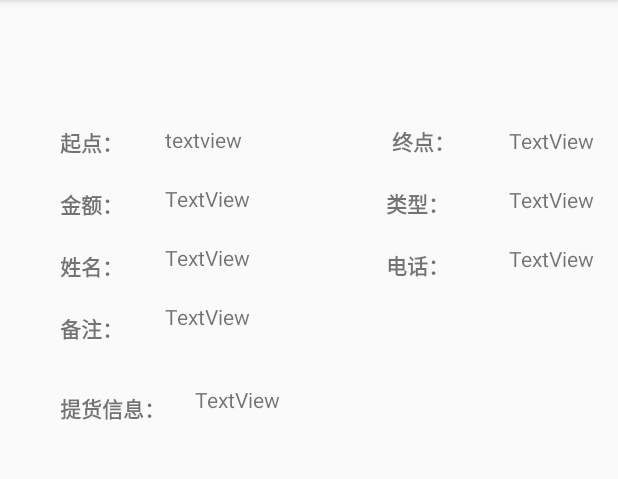
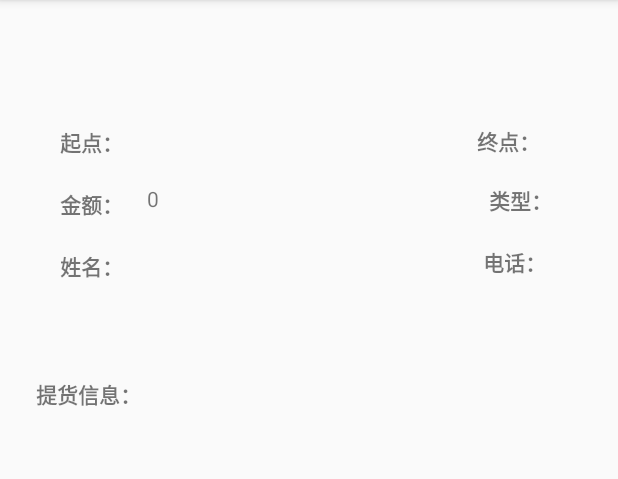
Before and after one commit to StellarL/Express, an Android app: the num6Activity screen opened directly, with no data from a screen before it, on a phone screen of 412 x 824 dp, the part 84-563 px from its top. Run offline under Robolectric (Android 15) with nearby library versions, the phone set to English and light mode, and no system bars; 3 statements that could not run were skipped.

Commit message:
lx (#13)

```diff
--- a/app/src/main/AndroidManifest.xml
+++ b/app/src/main/AndroidManifest.xml
@@ -23,7 +23,9 @@
         <activity android:name=".num5Activity" />
         <activity android:name=".num6Activity" />
         <activity android:name=".num7Activity" />
-        <activity android:name=".num8Activity" />
+        <activity android:name=".num8Activity" >
+
+        </activity>
         <activity android:name=".num9Activity" />
         <activity android:name=".num10Activity" />
         <activity android:name=".num11Activity" />
--- a/app/src/main/java/com/example/packageapp/AllOrdersAdapter.java
+++ b/app/src/main/java/com/example/packageapp/AllOrdersAdapter.java
@@ -70,7 +70,7 @@ public class AllOrdersAdapter extends BaseAdapter {
 
         final Order order = (Order)getItem(position);
         String startPlace = order.getStartPlace();
-        String endPlace = order.getStartPlace();
+        String endPlace = order.getEndPlace();
         int payment = order.getPayment();
         String type=  "";
         switch (order.getType()){
@@ -98,6 +98,7 @@ public class AllOrdersAdapter extends BaseAdapter {
                 builder.setPositiveButton("确定", new DialogInterface.OnClickListener() {
                     @Override
                     public void onClick(DialogInterface dialogInterface, int i) {
+
                         context.startActivity(new Intent(context,num6Activity.class).putExtra("id",order.get_id()).putExtra("username",username));
 
                     }
--- a/app/src/main/java/com/example/packageapp/DBUtil.java
+++ b/app/src/main/java/com/example/packageapp/DBUtil.java
@@ -17,6 +17,14 @@ public class DBUtil {
 
     public DBUtil(Context context,String dbname){
         sqLiteDatabase = context.openOrCreateDatabase(dbname,Context.MODE_PRIVATE,null);
+    }
+
+
+    //下单事件
+    public void insert(String username, String package_receive, String package_phone, String package_startPlace, String package_endPlace, int package_payment, int package_type, String package_info) {
+        String sql = "insert into order2(_id,order_id,order_name,order_phone,receive_id,receive_name,receive_phone,start_place,end_place,payment,type,state,info,finish)" +
+                "values ( null, ? , ? ,?,null,null,null,?,?,?,?,0,?,0)";
+        sqLiteDatabase.execSQL(sql,new Object[]{username,package_receive,package_phone,package_startPlace,package_endPlace,package_payment,package_type,package_info});
     }
 
     //查询未接单的所有订单
@@ -43,7 +51,7 @@ public class DBUtil {
 
     //根据订单id 查询 Order
     public Order queryById(int id) {
-        String sql = "select * from order1 where _id = ? ";
+        String sql = "select * from order2 where _id = ? ";
         Cursor c = sqLiteDatabase.rawQuery(sql, new String[]{String.valueOf(id)});
 
         Order order = new Order();
@@ -74,7 +82,9 @@ public class DBUtil {
             int state = c.getInt(c.getColumnIndex("state"));
             //取货信息
             String info = c.getString(c.getColumnIndex("info"));
-            order = new Order(_id,order_id,order_name,order_phone,receive_id,receive_name,receive_phone,start_place,end_place,payment,type,state,info);
+            //是否完成
+            String finish = c.getString(c.getColumnIndex("finish"));
+            order = new Order(_id,order_id,order_name,order_phone,receive_id,receive_name,receive_phone,start_place,end_place,payment,type,state,info,finish);
         }
         return order;
     }
@@ -83,8 +93,10 @@ public class DBUtil {
      * 用户点击接单 更新数据库 state = 1 receiveID receiveName receivePhone
      */
     public void updateStete(int id,String username) {
-        String sql = "update order1 set receive_id=?,state=1 where _id=?";
+        String sql = "update order2 set receive_id=?,state=1 where _id=?";
         sqLiteDatabase.execSQL(sql,new String[]{username,String.valueOf(id)});
         Log.e("updateStete", "updateStete: success" );
     }
+
+
 }
--- a/app/src/main/java/com/example/packageapp/num3Activity.java
+++ b/app/src/main/java/com/example/packageapp/num3Activity.java
@@ -1,6 +1,7 @@
 package com.example.packageapp;
 
 import android.app.FragmentManager;
+
 import android.content.Intent;
 import android.support.v7.app.AppCompatActivity;
 import android.os.Bundle;
@@ -13,6 +14,7 @@ import android.widget.Button;
 import com.ashokvarma.bottomnavigation.BottomNavigationBar;
 import com.ashokvarma.bottomnavigation.BottomNavigationItem;
 
+
 public class num3Activity extends AppCompatActivity implements BottomNavigationBar.OnTabSelectedListener{
 
     int lastSelectedPosition = 0;
@@ -20,6 +22,7 @@ public class num3Activity extends AppCompatActivity implements BottomNavigationB
     private MyFragment mMyFragment;
     private ScanFragment mScanFragment;
     private HomeFragment mHomeFragment;
+
 
 
     private BottomNavigationBar bottomNavigationBar;
@@ -58,6 +61,7 @@ public class num3Activity extends AppCompatActivity implements BottomNavigationB
                 startActivity(intent);
             }
         });
+
 
         /** 导航基础设置 包括按钮选中效果 导航栏背景色等 */
         bottomNavigationBar
@@ -135,6 +139,7 @@ public class num3Activity extends AppCompatActivity implements BottomNavigationB
 
         transaction.commit();// 事务提交
 
+
     }
 
     @Override
--- a/app/src/main/java/com/example/packageapp/num4Activity.java
+++ b/app/src/main/java/com/example/packageapp/num4Activity.java
@@ -41,7 +41,7 @@ public class num4Activity extends AppCompatActivity  {
         Intent intent = getIntent();
         //获取用户名
         username = intent.getStringExtra("username");
-
+        Log.e("num4Activity", "username : " + username );
         //初始化arrayList
         initData();
         allOrdersAdapter = new AllOrdersAdapter(num4Activity.this,arrayList,username);
@@ -55,7 +55,7 @@ public class num4Activity extends AppCompatActivity  {
      */
     private void initData() {
         Log.e("initDate", "initData: " );
-        dbUtil = new DBUtil(num4Activity.this,"order1");
+        dbUtil = new DBUtil(num4Activity.this,"express1.db");
         arrayList = dbUtil.queryAllState0();
     }
 
--- a/app/src/main/java/com/example/packageapp/num6Activity.java
+++ b/app/src/main/java/com/example/packageapp/num6Activity.java
@@ -6,25 +6,53 @@ import android.database.sqlite.SQLiteDatabase;
 import android.support.v7.app.AppCompatActivity;
 import android.os.Bundle;
 import android.util.Log;
+import android.widget.TextView;
 
 public class num6Activity extends AppCompatActivity {
 
     private DBUtil dbUtil;
+    private TextView start_place,end_place,payment,type,order_name,order_phone,info;
 
     @Override
     protected void onCreate(Bundle savedInstanceState) {
         super.onCreate(savedInstanceState);
         setContentView(R.layout.activity_num6);
 
+        start_place = findViewById(R.id.textView16);
+        end_place = findViewById(R.id.textView17);
+        payment = findViewById(R.id.textViewPayment);
+        type = findViewById(R.id.textView19);
+        order_name = findViewById(R.id.textView20);
+        order_phone = findViewById(R.id.textView21);
+        info = findViewById(R.id.textViewInfo);
+
         Intent intent = getIntent();
         //点单id
         int id = intent.getIntExtra("id",-1);
         String username  = intent.getStringExtra("username");
-        dbUtil = new DBUtil(num6Activity.this,"express.db");
+        dbUtil = new DBUtil(num6Activity.this,"express1.db");
         dbUtil.updateStete(id,username);
         Order order = dbUtil.queryById(id);
         Log.e("num6Activity", "onCreate: " + order.toString() );
-        //todo 将order中的内容写到界面
+        start_place.setText(order.getStartPlace());
+        end_place.setText(order.getEndPlace());
+        payment.setText(String.valueOf(order.getPayment()));
+        String type1 = "";
+        switch (order.getType()){
+            case 1:
+                type1 = "小";
+                break;
+            case 2:
+                type1 = "中";
+                break;
+            case 3:
+                type1 = "大";
+        }
+        type.setText(type1);
+        order_name.setText(order.getOrderName());
+        order_phone.setText(order.getOrderPhone());
+        info.setText(order.getInfo());
+
 
     }
 
--- a/app/src/main/java/com/example/packageapp/receiveActivity.java
+++ b/app/src/main/java/com/example/packageapp/receiveActivity.java
@@ -5,6 +5,9 @@ import android.os.Bundle;
 import android.widget.ArrayAdapter;
 import android.widget.ListView;
 
+/**
+ * 我的接单
+ */
 public class receiveActivity extends AppCompatActivity {
 
     private ListView listView;
--- a/app/src/main/res/layout/activity_num6.xml
+++ b/app/src/main/res/layout/activity_num6.xml
@@ -32,9 +32,8 @@
     <TextView
         android:id="@+id/textView9"
         android:layout_width="wrap_content"
-        android:layout_height="wrap_content"
-        android:layout_marginEnd="36dp"
-        android:layout_marginRight="36dp"
+        android:layout_height="23dp"
+        android:layout_marginEnd="20dp"
         android:layout_marginTop="24dp"
         android:text="终点："
         android:textStyle="bold"
@@ -57,9 +56,8 @@
         android:id="@+id/textView11"
         android:layout_width="wrap_content"
         android:layout_height="wrap_content"
-        android:layout_marginEnd="40dp"
-        android:layout_marginRight="40dp"
-        android:layout_marginTop="20dp"
+        android:layout_marginEnd="12dp"
+        android:layout_marginTop="16dp"
         android:text="类型："
         android:textStyle="bold"
         app:layout_constraintEnd_toStartOf="@+id/textView19"
@@ -81,8 +79,7 @@
         android:id="@+id/textView13"
         android:layout_width="wrap_content"
         android:layout_height="wrap_content"
-        android:layout_marginEnd="40dp"
-        android:layout_marginRight="40dp"
+        android:layout_marginEnd="16dp"
         android:layout_marginTop="20dp"
         android:text="电话："
         android:textStyle="bold"
@@ -93,22 +90,9 @@
         android:id="@+id/textView14"
         android:layout_width="wrap_content"
         android:layout_height="wrap_content"
-        android:layout_marginLeft="40dp"
-        android:layout_marginStart="40dp"
-        android:layout_marginTop="32dp"
+        android:layout_marginStart="24dp"
+        android:layout_marginTop="64dp"
         android:text="提货信息："
-        android:textStyle="bold"
-        app:layout_constraintStart_toStartOf="parent"
-        app:layout_constraintTop_toBottomOf="@+id/textView15" />
-
-    <TextView
-        android:id="@+id/textView15"
-        android:layout_width="wrap_content"
-        android:layout_height="wrap_content"
-        android:layout_marginLeft="40dp"
-        android:layout_marginStart="40dp"
-        android:layout_marginTop="20dp"
-        android:text="备注："
         android:textStyle="bold"
         app:layout_constraintStart_toStartOf="parent"
         app:layout_constraintTop_toBottomOf="@+id/textView12" />
@@ -117,8 +101,7 @@
         android:id="@+id/textView16"
         android:layout_width="wrap_content"
         android:layout_height="wrap_content"
-        android:layout_marginLeft="28dp"
-        android:layout_marginStart="28dp"
+        android:layout_marginStart="16dp"
         android:layout_marginTop="24dp"
         android:text="textview"
         app:layout_constraintStart_toEndOf="@+id/textView8"
@@ -128,21 +111,19 @@
         android:id="@+id/textView17"
         android:layout_width="wrap_content"
         android:layout_height="wrap_content"
-        android:layout_marginEnd="16dp"
-        android:layout_marginRight="16dp"
+        android:layout_marginEnd="32dp"
         android:layout_marginTop="84dp"
         android:text="TextView"
         app:layout_constraintEnd_toEndOf="parent"
         app:layout_constraintTop_toTopOf="parent" />
 
     <TextView
-        android:id="@+id/textView18"
+        android:id="@+id/textViewPayment"
         android:layout_width="wrap_content"
         android:layout_height="wrap_content"
-        android:layout_marginLeft="28dp"
-        android:layout_marginStart="28dp"
+        android:layout_marginStart="16dp"
         android:layout_marginTop="20dp"
-        android:text="TextView"
+        android:text="payment"
         app:layout_constraintStart_toEndOf="@+id/textView10"
         app:layout_constraintTop_toBottomOf="@+id/textView16" />
 
@@ -150,8 +131,7 @@
         android:id="@+id/textView19"
         android:layout_width="wrap_content"
         android:layout_height="wrap_content"
-        android:layout_marginEnd="16dp"
-        android:layout_marginRight="16dp"
+        android:layout_marginEnd="32dp"
         android:layout_marginTop="20dp"
         android:text="TextView"
         app:layout_constraintEnd_toEndOf="parent"
@@ -161,44 +141,30 @@
         android:id="@+id/textView20"
         android:layout_width="wrap_content"
         android:layout_height="wrap_content"
-        android:layout_marginLeft="28dp"
-        android:layout_marginStart="28dp"
+        android:layout_marginStart="16dp"
         android:layout_marginTop="20dp"
         android:text="TextView"
         app:layout_constraintStart_toEndOf="@+id/textView12"
-        app:layout_constraintTop_toBottomOf="@+id/textView18" />
+        app:layout_constraintTop_toBottomOf="@+id/textViewPayment" />
 
     <TextView
         android:id="@+id/textView21"
         android:layout_width="wrap_content"
         android:layout_height="wrap_content"
-        android:layout_marginEnd="16dp"
-        android:layout_marginRight="16dp"
-        android:layout_marginTop="20dp"
+        android:layout_marginEnd="32dp"
+        android:layout_marginTop="16dp"
         android:text="TextView"
         app:layout_constraintEnd_toEndOf="parent"
         app:layout_constraintTop_toBottomOf="@+id/textView19" />
 
     <TextView
-        android:id="@+id/textView22"
+        android:id="@+id/textViewInfo"
         android:layout_width="233dp"
         android:layout_height="160dp"
-        android:layout_marginLeft="20dp"
-        android:layout_marginStart="20dp"
-        android:layout_marginTop="32dp"
+        android:layout_marginTop="212dp"
         android:lines="5"
         android:text="TextView"
         app:layout_constraintStart_toEndOf="@+id/textView14"
-        app:layout_constraintTop_toBottomOf="@+id/textView23" />
+        app:layout_constraintTop_toBottomOf="@+id/textView7" />
 
-    <TextView
-        android:id="@+id/textView23"
-        android:layout_width="255dp"
-        android:layout_height="23dp"
-        android:layout_marginLeft="28dp"
-        android:layout_marginStart="28dp"
-        android:layout_marginTop="20dp"
-        android:text="TextView"
-        app:layout_constraintStart_toEndOf="@+id/textView15"
-        app:layout_constraintTop_toBottomOf="@+id/textView20" />
 </android.support.constraint.ConstraintLayout>
```
Also changed, not shown: app/src/main/java/com/example/packageapp/MyOrderAdapter.java (added, +84 -0 lines), app/src/main/java/com/example/packageapp/Order.java (+13 -1 lines), app/src/main/java/com/example/packageapp/OrderDBHelper.java (+4 -3 lines), app/src/main/java/com/example/packageapp/num11Activity.java (+40 -31 lines), app/src/main/java/com/example/packageapp/orderActivity.java (+12 -1 lines).
